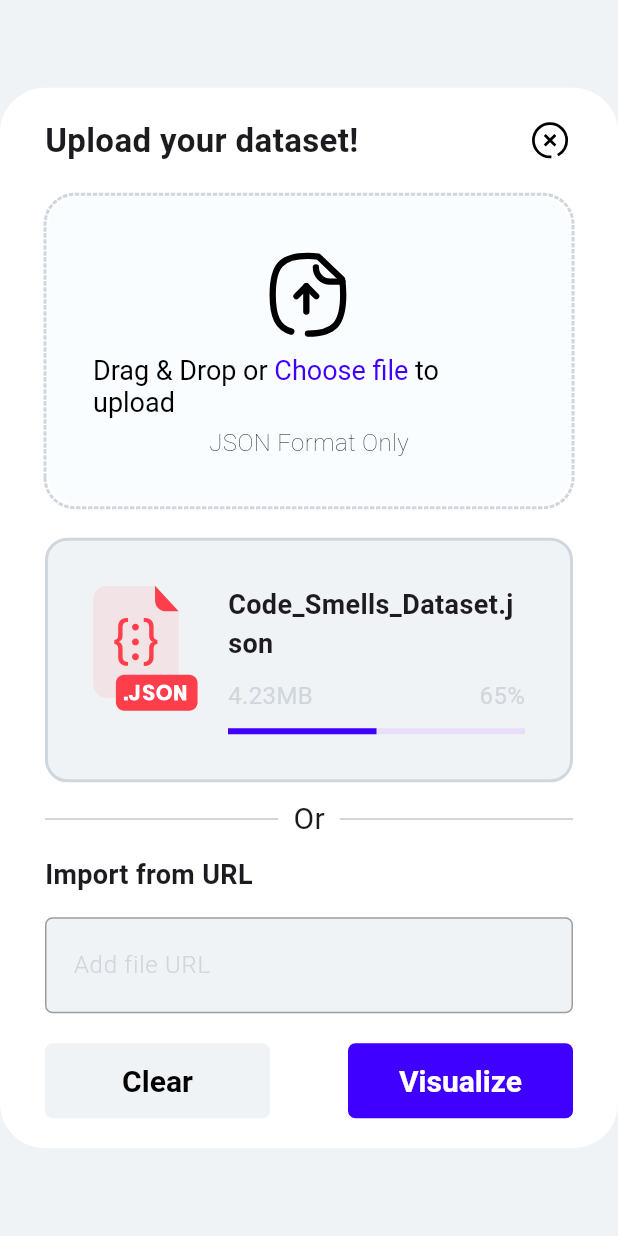
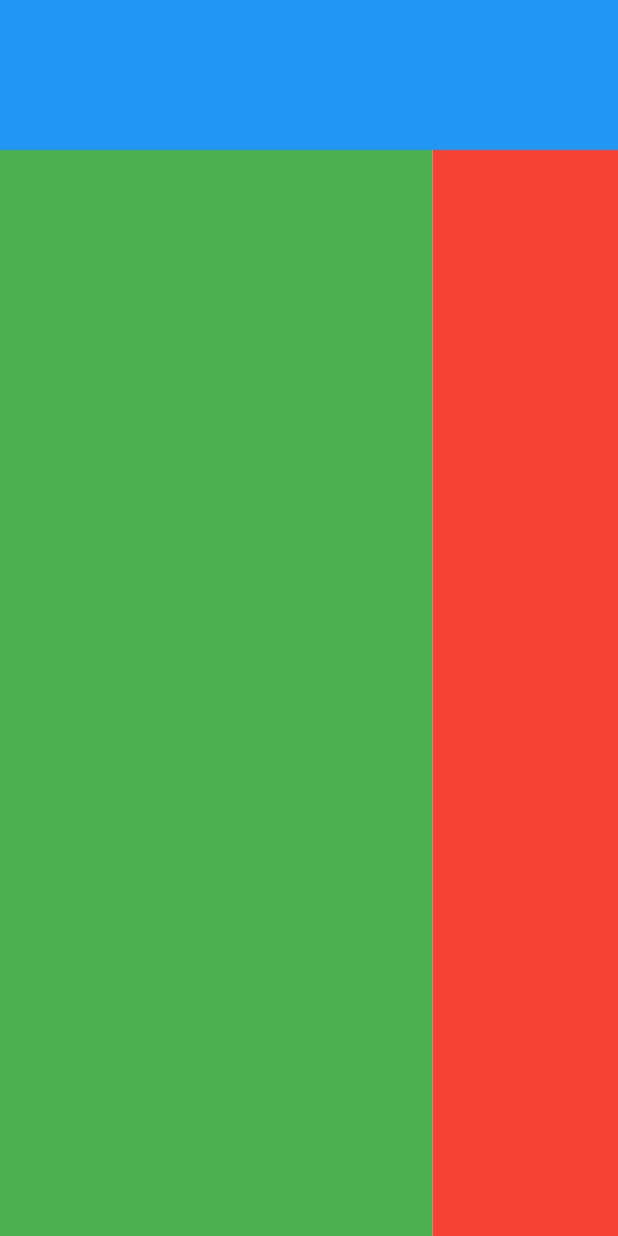
Before and after one commit to razken-hash/code_smells_datasets_visualizer, a Flutter app: the screen it shows after launch, on a phone screen of 412 x 824 dp. Run offline on Flutter 3.47's test engine with Material 3 defaults, Android fonts, the phone set to English and light mode, and no system bars; drawn by our look-alikes of dotted_border; our stand-ins replace file_picker, flutter_highlight, flutter_svg; missing offline and left inert: window_manager.

Commit message:
Code Smell Item Added :: id, bgColor & textColor Added

```diff
--- a/lib/main.dart
+++ b/lib/main.dart
@@ -1,6 +1,7 @@
 import 'package:code_smells_datasets_visualizer/controllers/code_smells_filter_controller.dart';
 import 'package:code_smells_datasets_visualizer/screens/home_screen.dart';
 import 'package:code_smells_datasets_visualizer/screens/themes/themes.dart';
+import 'package:code_smells_datasets_visualizer/screens/two_window_screen.dart';
 import 'package:flutter/material.dart';
 import 'package:provider/provider.dart';
 import 'package:window_manager/window_manager.dart';
@@ -32,7 +33,7 @@ class CodeSmellsDatasetsVisualizerApp extends StatelessWidget {
       create: (context) => CodeSmellsFilterController(),
       child: MaterialApp(
         theme: theme,
-        home: const HomeScreen(),
+        home: const TwoWindowScreen(),
       ),
     );
   }
--- /dev/null
+++ b/lib/repository/code_smells_repository.dart
@@ -0,0 +1,23 @@
+import 'package:code_smells_datasets_visualizer/models/code_smell.dart';
+import 'package:code_smells_datasets_visualizer/models/code_smell_item.dart';
+import 'package:flutter/material.dart';
+
+class DatasetRepository {
+  static List<CodeSmell> codeSmells = [];
+
+  static Map<String, Color> codeSmellsColors = {
+    "Divergent Change": Colors.black,
+    "Shotgun Surgery": Colors.yellow,
+    "Lazy Element": Colors.brown,
+    "Speculative Generality": Colors.orange,
+    "Message Chain": Colors.teal,
+    "Middle Man": Colors.purple,
+    "Insider Trading": Colors.pink,
+    "Alternative Classes": Colors.limeAccent,
+    "God Class": Colors.red,
+    "Data Class": Colors.green,
+    "Refused Bequest": Colors.blue,
+  };
+
+  static List<String> allCodeSmells = codeSmellsColors.keys.toList();
+}
--- a/lib/screens/home_screen.dart
+++ b/lib/screens/home_screen.dart
@@ -21,7 +21,6 @@ class HomeScreen extends StatelessWidget {
     return Consumer<CodeSmellsFilterController>(
         builder: (context, filterController, child) {
       return Scaffold(
-        backgroundColor: CSDVColors.greyishColor,
         body: Center(
           child: Column(
             mainAxisAlignment: MainAxisAlignment.center,
--- /dev/null
+++ b/lib/screens/two_window_screen.dart
@@ -0,0 +1,64 @@
+import 'package:code_smells_datasets_visualizer/screens/themes/colors.dart';
+import 'package:flutter/material.dart';
+
+class TwoWindowScreen extends StatefulWidget {
+  const TwoWindowScreen({super.key});
+
+  @override
+  State<TwoWindowScreen> createState() => _TwoWindowScreenState();
+}
+
+class _TwoWindowScreenState extends State<TwoWindowScreen> {
+  double right = 0.7;
+  @override
+  Widget build(BuildContext context) {
+    return Scaffold(
+      body: Column(
+        children: [
+          Container(
+            height: 100,
+            color: Colors.blue,
+          ),
+          Expanded(
+            child: Row(
+              children: [
+                MouseRegion(
+                  onHover: (event) {
+                    // setState(() {
+                    //   right = 0.7;
+                    // });
+                  },
+                  child: AnimatedContainer(
+                    duration: const Duration(milliseconds: 500),
+                    width: MediaQuery.of(context).size.width * right,
+                    padding: const EdgeInsets.symmetric(
+                        horizontal: 30, vertical: 20),
+                    decoration: const BoxDecoration(
+                      color: Colors.green,
+                    ),
+                  ),
+                ),
+                MouseRegion(
+                  onHover: (event) {
+                    // setState(() {
+                    //   right = 0.3;
+                    // });
+                  },
+                  child: AnimatedContainer(
+                    duration: const Duration(milliseconds: 500),
+                    width: MediaQuery.of(context).size.width * (1 - right),
+                    padding: const EdgeInsets.symmetric(
+                        horizontal: 30, vertical: 20),
+                    decoration: const BoxDecoration(
+                      color: Colors.red,
+                    ),
+                  ),
+                ),
+              ],
+            ),
+          ),
+        ],
+      ),
+    );
+  }
+}
```
Also changed, not shown: lib/models/code_smell.dart (added, +75 -0 lines), lib/screens/code_smell_item_card.dart (+0 -26 lines), lib/screens/themes/themes.dart (+7 -7 lines).
